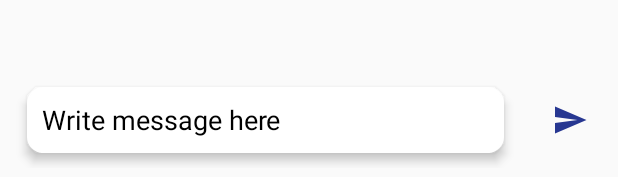
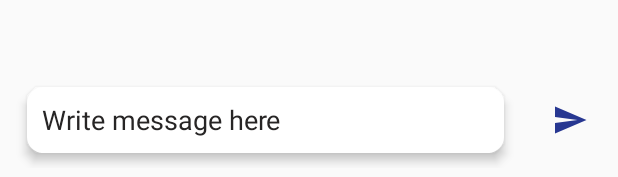
Before and after one commit to prosenjit07/IncognitoChat, an Android app: the layout activity_chat.xml on its own in the app's theme, with its tools: preview values and no code run, on a phone screen of 412 x 824 dp. Shown: the part 1056-1233 px from the top of the screen. Run offline under Robolectric (Android 15) with nearby library versions, the phone set to English and light mode, and no system bars.

```diff
--- a/app/src/main/res/layout/activity_chat.xml
+++ b/app/src/main/res/layout/activity_chat.xml
@@ -67,15 +67,15 @@
             android:layout_centerInParent="true"
             android:layout_marginStart="10dp"
             android:layout_marginTop="10dp"
-            android:textColorHint="@color/black"
-            android:textColor="@color/black"
             android:layout_marginEnd="10dp"
             android:layout_marginBottom="10dp"
             android:layout_toLeftOf="@id/message_send_btn"
             android:background="@drawable/edit_text_rounded_corner"
             android:elevation="4dp"
             android:hint="Write message here"
-            android:padding="10dp" />
+            android:padding="10dp"
+            android:textColor="@color/black"
+            android:textColorHint="#272525" />
 
         <ImageButton
             android:layout_width="48dp"
--- a/app/src/main/res/layout/activity_login_otp.xml
+++ b/app/src/main/res/layout/activity_login_otp.xml
@@ -96,7 +96,7 @@
             android:padding="10dp"
             android:hint="OTP"
             android:inputType="number"
-            android:textColor="#121111"
+            android:textColor="#272525"
             android:maxLength="6"
             android:layout_margin="10dp"
             android:background="@drawable/edit_text_rounded_corner"
--- a/app/src/main/res/layout/activity_login_username.xml
+++ b/app/src/main/res/layout/activity_login_username.xml
@@ -96,7 +96,7 @@
             android:padding="10dp"
             android:hint="Username"
             android:inputType="text"
-            android:textColor="#121111"
+            android:textColor="#3A3838"
             android:layout_margin="10dp"
             android:background="@drawable/edit_text_rounded_corner"
             android:elevation="5dp"
--- a/app/src/main/res/layout/activity_search_user.xml
+++ b/app/src/main/res/layout/activity_search_user.xml
@@ -47,10 +47,10 @@
             android:layout_width="match_parent"
             android:layout_height="wrap_content"
             android:hint="Username"
-            android:textColorHint="@color/black"
+            android:textColorHint="#272525"
             android:layout_marginStart="10dp"
             android:layout_marginTop="10dp"
-            android:textColor="@color/black"
+            android:textColor="#302C2C"
             android:layout_marginEnd="10dp"
             android:layout_marginBottom="10dp"
             android:layout_toLeftOf="@id/search_user_btn"
--- a/app/src/main/res/layout/chat_message_recycler_row.xml
+++ b/app/src/main/res/layout/chat_message_recycler_row.xml
@@ -16,7 +16,7 @@
         <TextView
             android:layout_width="wrap_content"
             android:layout_height="wrap_content"
-            android:textColor="#0C0C0C"
+            android:textColor="#302D2D"
             android:textSize="18sp"
             android:text="Hello"
             android:id="@+id/left_chat_textview"/>
--- a/app/src/main/res/layout/fragment_profile.xml
+++ b/app/src/main/res/layout/fragment_profile.xml
@@ -23,7 +23,7 @@
         android:layout_height="wrap_content"
         android:padding="10dp"
         android:hint="Username"
-        android:textColor="#121111"
+        android:textColor="#2E2B2B"
         android:inputType="text"
         android:layout_margin="10dp"
         android:background="@drawable/edit_text_rounded_corner"
@@ -36,7 +36,7 @@
         android:padding="10dp"
         android:hint="Phone"
         android:inputType="text"
-        android:textColor="#121111"
+        android:textColor="#333030"
         android:layout_margin="10dp"
         android:background="@drawable/edit_text_rounded_corner"
         android:elevation="5dp"
```
Also changed, not shown: 1 other file.
